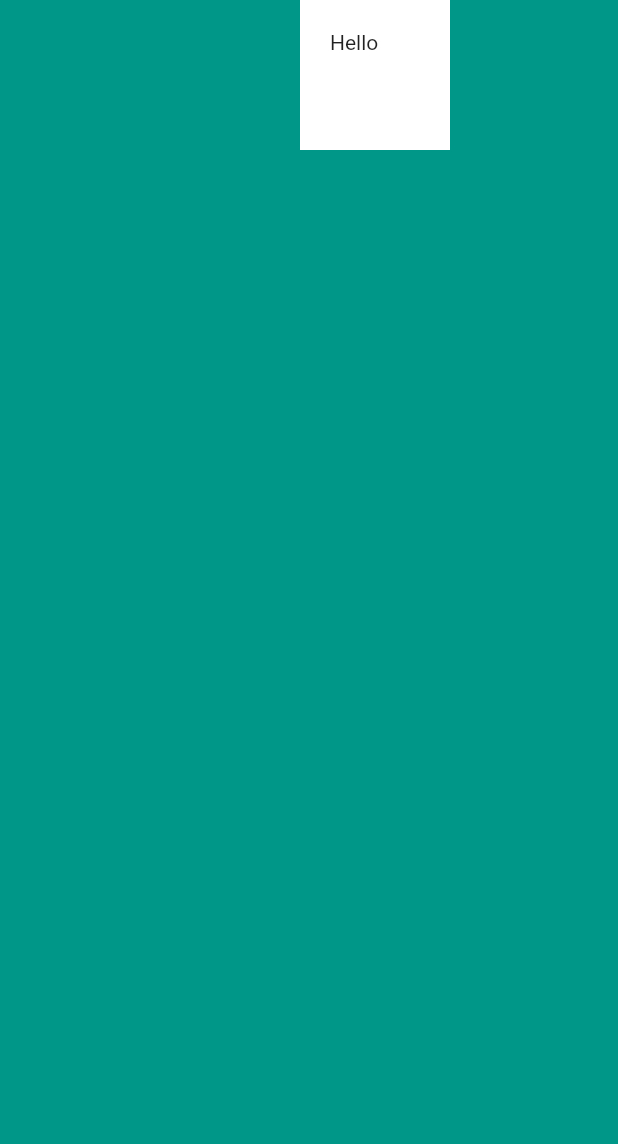
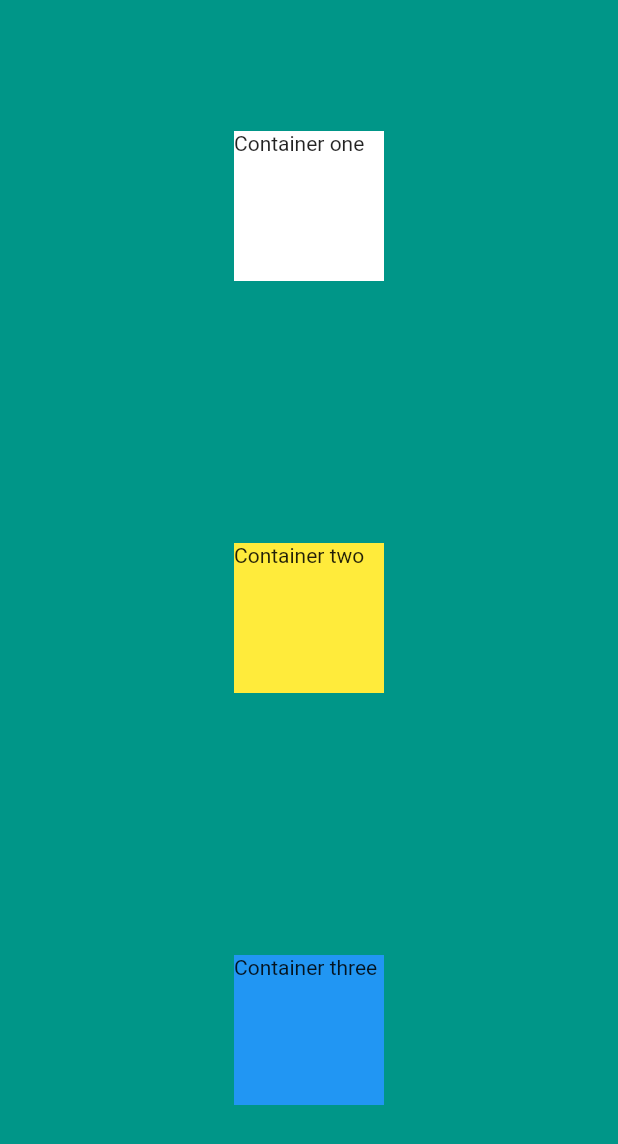
Before and after one commit to Punvireakroth/flutter_progress, a Flutter app: the screen it shows after launch, on a phone screen of 412 x 824 dp. Shown: the top 1144 px of the screen. Run offline on Flutter 3.47's test engine with Material 2 defaults, Android fonts, the phone set to English and light mode, and no system bars.

Commit message:
add child and alignment

```diff
--- a/my_card/lib/main.dart
+++ b/my_card/lib/main.dart
@@ -10,14 +10,31 @@ class MyApp extends StatelessWidget {
     return MaterialApp(
       home: Scaffold(
         backgroundColor: Colors.teal,
-        body: SafeArea(
-          child: Container(
-            color: Colors.white,
-            child: Text("Hello"),
-            width: 100,
-            height: 100,
-            margin: EdgeInsets.only(left: 200),
-            padding: EdgeInsets.all(20),
+        body: Center(
+          child: SafeArea(
+            child: Column(
+              mainAxisAlignment: MainAxisAlignment.spaceAround,
+              children: <Widget>[
+                Container(
+                  color: Colors.white,
+                  child: Text("Container one"),
+                  width: 100,
+                  height: 100,
+                ),
+                Container(
+                  color: Colors.yellow,
+                  child: Text("Container two"),
+                  width: 100,
+                  height: 100,
+                ),
+                Container(
+                  color: Colors.blue,
+                  child: Text("Container three"),
+                  width: 100,
+                  height: 100,
+                ),
+              ],
+            ),
           ),
         ),
       ),
```
